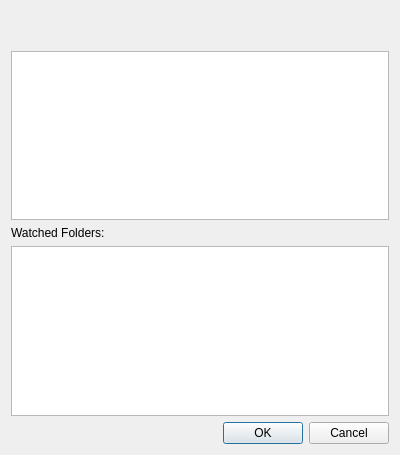
Above: launcher/ui/dialogs/BlockedModsDialog.ui from FreesmTeam/FreesmLauncher before the change. Below: the same form after it.
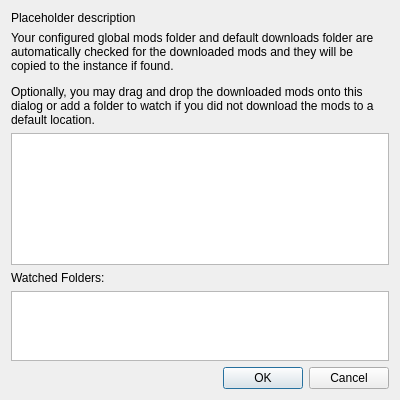
That is the form after the change.

Commit message: fix: improve resize behavior of BlockedModsDialog

Patch:
```diff
--- a/launcher/ui/dialogs/BlockedModsDialog.ui
+++ b/launcher/ui/dialogs/BlockedModsDialog.ui
@@ -7,17 +7,23 @@
     <x>0</x>
     <y>0</y>
     <width>400</width>
-    <height>455</height>
+    <height>400</height>
    </rect>
   </property>
+  <property name="minimumSize">
+   <size>
+    <width>0</width>
+    <height>350</height>
+   </size>
+  </property>
   <property name="windowTitle">
    <string notr="true">BlockedModsDialog</string>
   </property>
-  <layout class="QVBoxLayout" name="verticalLayout">
+  <layout class="QVBoxLayout" name="verticalLayout" stretch="0,0,3,0,1,0">
    <item>
     <widget class="QLabel" name="labelDescription">
      <property name="text">
-      <string notr="true"/>
+      <string notr="true">Placeholder description</string>
      </property>
      <property name="textFormat">
       <enum>Qt::RichText</enum>
@@ -30,7 +36,7 @@
    <item>
     <widget class="QLabel" name="labelExplain">
      <property name="text">
-      <string/>
+      <string notr="true">&lt;html&gt;&lt;head/&gt;&lt;body&gt;&lt;p&gt;Your configured global mods folder and default downloads folder are automatically checked for the downloaded mods and they will be copied to the instance if found.&lt;/p&gt;&lt;p&gt;Optionally, you may drag and drop the downloaded mods onto this dialog or add a folder to watch if you did not download the mods to a default location.&lt;/p&gt;&lt;/body&gt;&lt;/html&gt;</string>
      </property>
      <property name="wordWrap">
       <bool>true</bool>
@@ -42,12 +48,6 @@
    </item>
    <item>
     <widget class="QTextBrowser" name="textBrowserModsListing">
-     <property name="minimumSize">
-      <size>
-       <width>0</width>
-       <height>165</height>
-      </size>
-     </property>
      <property name="acceptRichText">
       <bool>true</bool>
      </property>
@@ -58,12 +58,6 @@
    </item>
    <item>
     <widget class="QLabel" name="labelWatched">
-     <property name="sizePolicy">
-      <sizepolicy hsizetype="Preferred" vsizetype="Preferred">
-       <horstretch>0</horstretch>
-       <verstretch>1</verstretch>
-      </sizepolicy>
-     </property>
      <property name="text">
       <string>Watched Folders:</string>
      </property>
@@ -71,18 +65,6 @@
    </item>
    <item>
     <widget class="QTextBrowser" name="textBrowserWatched">
-     <property name="sizePolicy">
-      <sizepolicy hsizetype="Expanding" vsizetype="Minimum">
-       <horstretch>0</horstretch>
-       <verstretch>0</verstretch>
-      </sizepolicy>
-     </property>
-     <property name="minimumSize">
-      <size>
-       <width>0</width>
-       <height>16</height>
-      </size>
-     </property>
      <property name="baseSize">
       <size>
        <width>0</width>
```
The commit also changes 1 other file.
